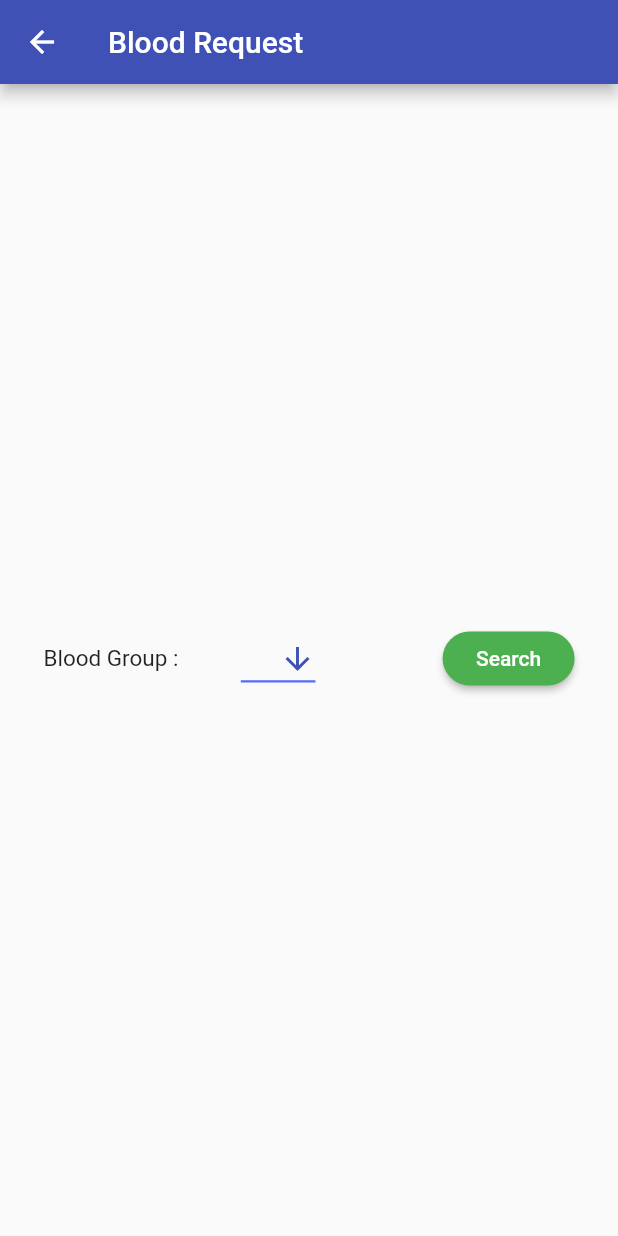
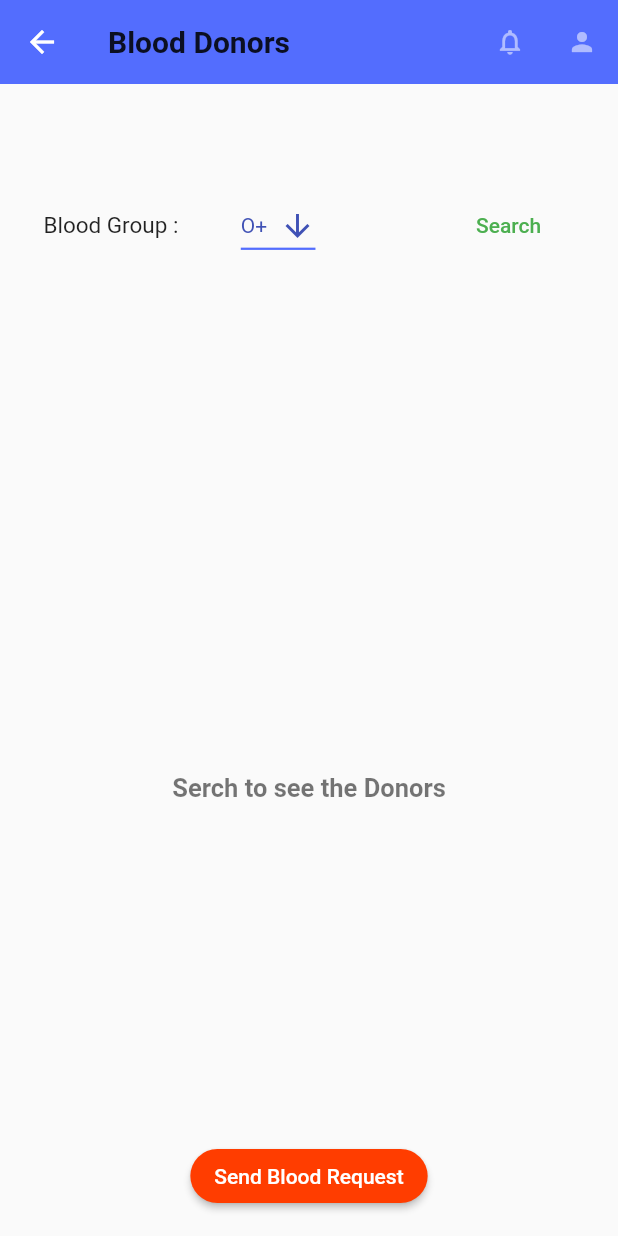
Before and after one commit to Ganzrock/NSS_MCET, a Flutter app: the BloodRequestScreen screen opened by its route, on a phone screen of 412 x 824 dp. Run offline on Flutter 3.47's test engine with Material 2 defaults, Android fonts, the phone set to English and light mode, and no system bars; our stand-ins replace cloud_firestore, firebase_auth, firebase_messaging, firebase_storage, image_picker; missing offline and left inert: cloud_firestore_web, firebase_auth_web, firebase_core_web, nice_button; accounts and stored records are empty; project files that could hold a hidden picture were left out.

Commit message:
bood request and new article added

```diff
--- a/lib/screens/blood_request_screen.dart
+++ b/lib/screens/blood_request_screen.dart
@@ -2,6 +2,7 @@ import 'package:flutter/material.dart';
 import 'package:cloud_firestore/cloud_firestore.dart';
 
 import '../services/search_service.dart';
+import 'user_details_screen.dart';
 
 class BloodRequestScreen extends StatefulWidget {
   static const routeName = '/blood-request';
@@ -12,7 +13,7 @@ class BloodRequestScreen extends StatefulWidget {
 
 class _BloodRequestScreenState extends State<BloodRequestScreen> {
   var buttonColor = Colors.green;
-  var _bloodGroup = '';
+  var _bloodGroup = 'O+';
   var isLoading = false;
 
   var queryResultSet = [];
@@ -36,7 +37,34 @@ class _BloodRequestScreenState extends State<BloodRequestScreen> {
     final mediaQuery = MediaQuery.of(context).size;
     return Scaffold(
       appBar: AppBar(
-        title: Text('Blood Request'),
+        backgroundColor: Colors.indigoAccent[200],
+        elevation: 0.0,
+        title: Text(
+          'Blood Donors',
+          textAlign: TextAlign.left,
+          style: TextStyle(
+            color: Colors.black87,
+            fontFamily: '',
+            fontWeight: FontWeight.w700,
+            fontSize: 20.0,
+          ),
+        ),
+        actions: [
+          IconButton(
+            icon: Icon(Icons.notifications_none),
+            onPressed: () {},
+            iconSize: 20.0,
+            color: Colors.white54,
+          ),
+          IconButton(
+            icon: Icon(Icons.person),
+            onPressed: () {
+              Navigator.of(context).pushNamed(ProfilePage.routeName);
+            },
+            iconSize: 20.0,
+            color: Colors.white54,
+          ),
+        ],
       ),
       body: Container(
         margin: EdgeInsets.only(top: 8.0),
@@ -89,27 +117,22 @@ class _BloodRequestScreenState extends State<BloodRequestScreen> {
                   SizedBox(
                     width: 9.0,
                   ),
-                  MaterialButton(
+                  FlatButton(
                     visualDensity: VisualDensity.standard,
-                    color: buttonColor,
                     onPressed: () async {
                       setState(() {
                         isLoading = true;
-                        buttonColor = Colors.grey;
 
                         builderSet = queryResultSet;
                       });
 
                       await Future.delayed(
-                          const Duration(milliseconds: 100), () {});
-
-                      setState(() {
-                        buttonColor = Colors.green[700];
-                      });
-                      await Future.delayed(
                           const Duration(milliseconds: 300), () {});
                     },
-                    child: Text('Search'),
+                    child: Text(
+                      'Search',
+                      style: TextStyle(color: buttonColor),
+                    ),
                   ),
                 ],
               ),
@@ -117,34 +140,29 @@ class _BloodRequestScreenState extends State<BloodRequestScreen> {
             SizedBox(
               height: 10.0,
             ),
-            builderSet.length == 0
-                ? Container()
+            queryResultSet.length == 0
+                ? _buildCenterText('Serch to see the Donors')
+                : builderSet.length == 0
+                    ? _buildCenterText('Couldn\'t reach servers...Try Again')
                     : Container(
                         height: mediaQuery.height * 0.7,
                         width: double.infinity,
-                    child: ListView.builder(
+                        child: ListView.separated(
+                          separatorBuilder: (ctx, index) {
+                            return Divider();
+                          },
                           itemBuilder: (ctx, index) {
                             var item = builderSet[index];
-                        return ExpansionTile(
+                            return ListTile(
                               leading: Icon(
                                 Icons.perm_identity,
                               ),
                               title: Text(
                                 item['username'].toString(),
                               ),
-                          trailing: IconButton(
-                            icon: Icon(Icons.call),
-                            onPressed: () {},
-                          ),
-                          subtitle: Text(
+                              trailing: Text(
                                 item['bloodGroup'].toString(),
                               ),
-                          children: [
-                            Text(
-                              item['contact'].toString(),
-                              textAlign: TextAlign.end,
-                            ),
-                          ],
                             );
                           },
                           itemCount: queryResultSet.length,
@@ -153,6 +171,28 @@ class _BloodRequestScreenState extends State<BloodRequestScreen> {
           ],
         ),
       ),
+      floatingActionButtonLocation: FloatingActionButtonLocation.centerFloat,
+      floatingActionButton: RaisedButton(
+        onPressed: () {},
+        child: Text('Send Blood Request'),
+        color: Colors.deepOrangeAccent[400],
+      ),
+    );
+  }
+
+  _buildCenterText(String s) {
+    return Container(
+      height: MediaQuery.of(context).size.height * 0.7,
+      child: Center(
+        child: Text(
+          s,
+          style: TextStyle(
+            color: Colors.black54,
+            fontSize: 17.0,
+            fontWeight: FontWeight.w600,
+          ),
+        ),
+      ),
     );
   }
 }
--- a/pubspec.yaml
+++ b/pubspec.yaml
@@ -57,6 +57,7 @@ flutter:
      - assets/images/blood_camp.png
      - assets/images/medical_camp.png
      - assets/images/blood_drop.png
+     - assets/images/blood_drop2.png
 
   # An image asset can refer to one or more resolution-specific "variants", see
   # https://flutter.dev/assets-and-images/#resolution-aware.
```
Also changed, not shown: lib/screens/new_article.dart (+9 -3 lines), lib/screens/nss_home_screen.dart (+6 -7 lines), lib/widgets/home/gallery_list.dart (+28 -19 lines), lib/widgets/home/gallery_list_item.dart (+8 -23 lines), lib/widgets/pickers/article_image_picker.dart (+42 -16 lines), assets/images/blood_drop2.png (added), lib/providers/user_details.dart (added), 1 other file. Lines whose indentation alone changed are shown as unchanged.
